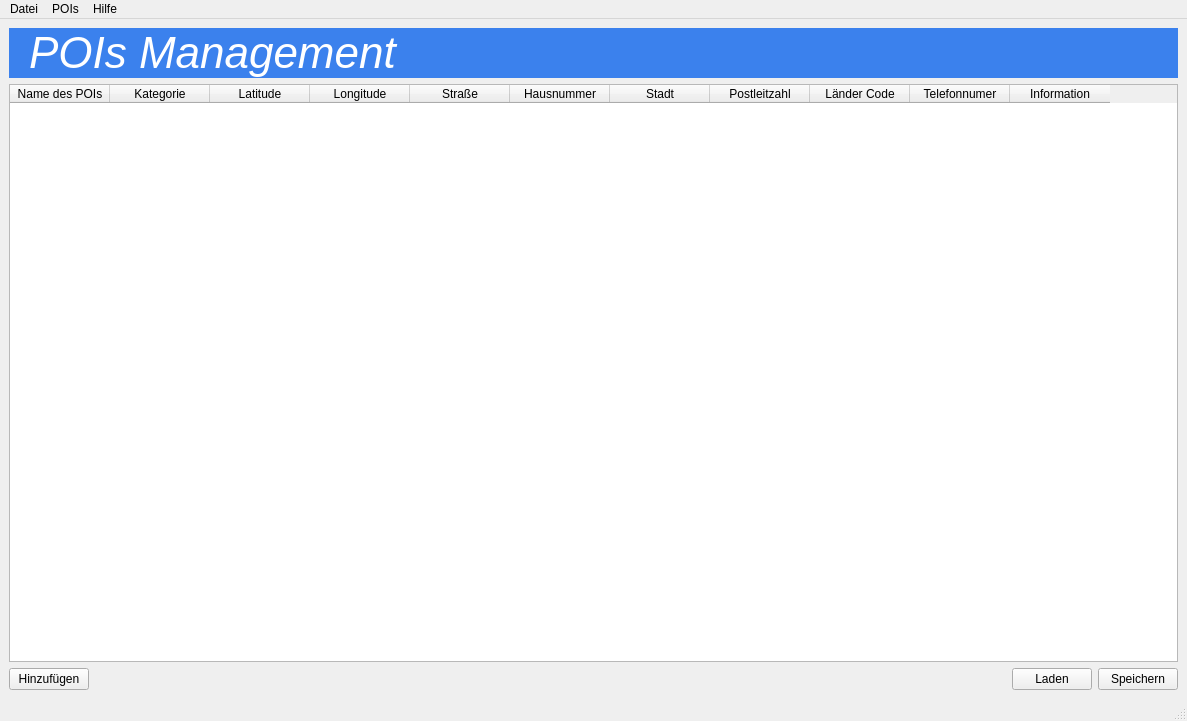
First picture: the form in src/main_window.ui, repository bbulis-tgm/pois_management, before the edit.
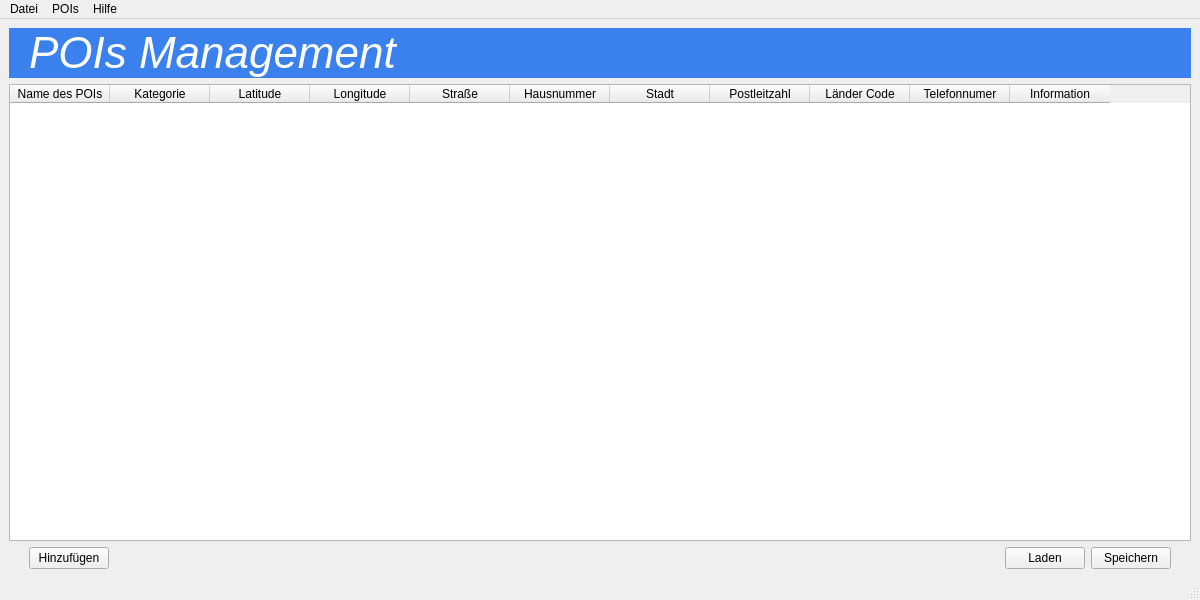
Second picture: the form after the edit.

Commit message: Edit UserInterface and upoi File for testing

```diff
--- a/src/main_window.ui
+++ b/src/main_window.ui
@@ -6,10 +6,16 @@
    <rect>
     <x>0</x>
     <y>0</y>
-    <width>1187</width>
-    <height>721</height>
+    <width>1200</width>
+    <height>600</height>
    </rect>
   </property>
+  <property name="minimumSize">
+   <size>
+    <width>1200</width>
+    <height>600</height>
+   </size>
+  </property>
   <property name="windowTitle">
    <string>POIs Management Tool</string>
   </property>
@@ -54,10 +60,25 @@
     </item>
     <item>
      <widget class="QTableWidget" name="table_main_table">
+      <attribute name="horizontalHeaderVisible">
+       <bool>true</bool>
+      </attribute>
+      <attribute name="horizontalHeaderCascadingSectionResizes">
+       <bool>false</bool>
+      </attribute>
+      <attribute name="horizontalHeaderShowSortIndicator" stdset="0">
+       <bool>false</bool>
+      </attribute>
       <column>
        <property name="text">
         <string>Name des POIs</string>
        </property>
+       <property name="font">
+        <font>
+         <weight>50</weight>
+         <bold>false</bold>
+        </font>
+       </property>
       </column>
       <column>
        <property name="text">
@@ -113,6 +134,22 @@
     </item>
     <item>
      <layout class="QHBoxLayout" name="horizontalLayout">
+      <item>
+       <spacer name="horizontalSpacer_2">
+        <property name="orientation">
+         <enum>Qt::Horizontal</enum>
+        </property>
+        <property name="sizeType">
+         <enum>QSizePolicy::Minimum</enum>
+        </property>
+        <property name="sizeHint" stdset="0">
+         <size>
+          <width>20</width>
+          <height>20</height>
+         </size>
+        </property>
+       </spacer>
+      </item>
       <item>
        <widget class="QPushButton" name="pushButton_main_create">
         <property name="text">
@@ -147,6 +184,22 @@
         </property>
        </widget>
       </item>
+      <item>
+       <spacer name="horizontalSpacer_3">
+        <property name="orientation">
+         <enum>Qt::Horizontal</enum>
+        </property>
+        <property name="sizeType">
+         <enum>QSizePolicy::Minimum</enum>
+        </property>
+        <property name="sizeHint" stdset="0">
+         <size>
+          <width>20</width>
+          <height>20</height>
+         </size>
+        </property>
+       </spacer>
+      </item>
      </layout>
     </item>
    </layout>
@@ -156,7 +209,7 @@
     <rect>
      <x>0</x>
      <y>0</y>
-     <width>1187</width>
+     <width>1200</width>
      <height>22</height>
     </rect>
    </property>
```
The commit also changes 1 other file.
